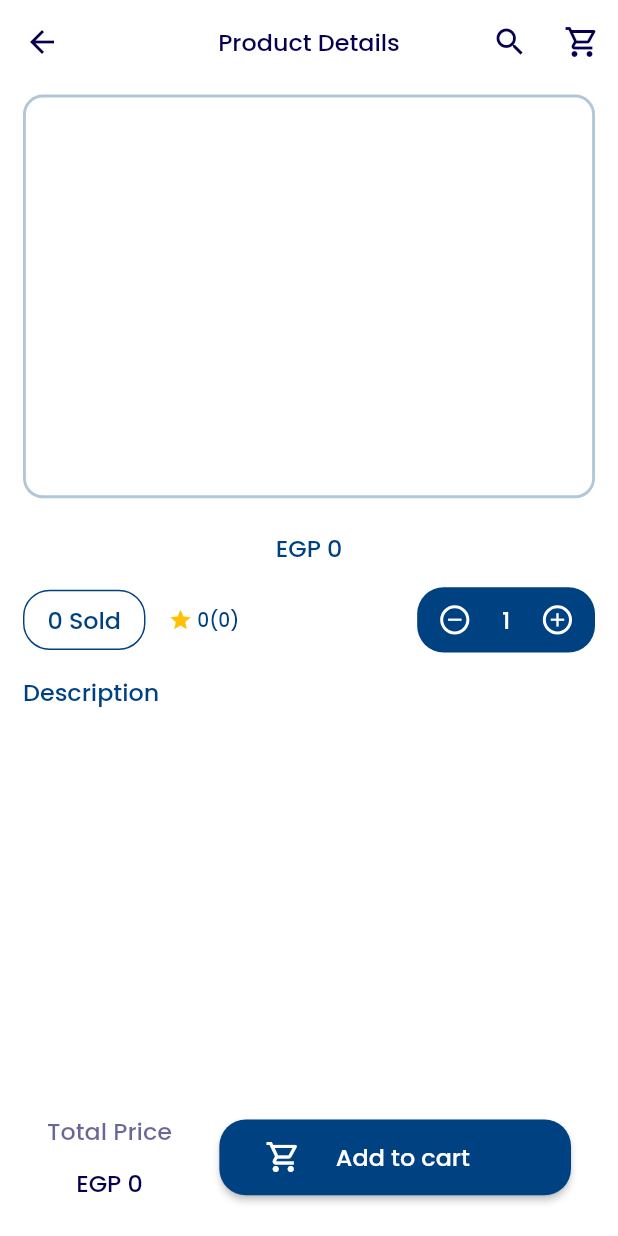
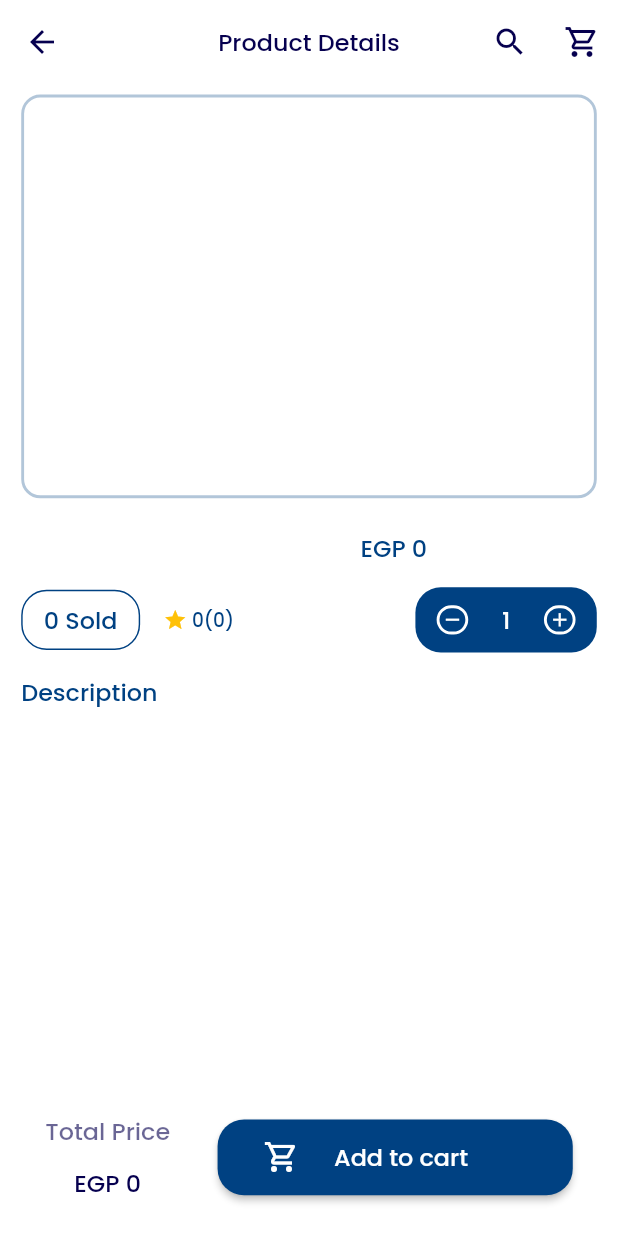
Before and after one commit to salmahossam094/e-commerce, a Flutter app: the ProductDetails screen opened directly with empty values, on a phone screen of 412 x 824 dp. Run offline on Flutter 3.47's test engine with Material 2 defaults, Android fonts, the phone set to English and light mode, and no system bars; drawn by our look-alikes of flutter_image_slideshow; our stand-ins replace awesome_dialog, bloc, cached_network_image, dartz, dio, equatable and 4 more; accounts and stored records are empty; network calls fail.

Commit message:
edit sizes

```diff
--- a/lib/features/cat_details/presentation/pages/cateDetails.dart
+++ b/lib/features/cat_details/presentation/pages/cateDetails.dart
@@ -149,6 +149,7 @@ class CatDetails extends StatelessWidget {
                                       children: CatCubit.get(context)
                                           .catDet
                                           .map((e) => ProductWidget(
+
                                                 // price: e.price.toString(),
                                                 // name: e.title ?? "",
                                                 // image: e.imageCover ?? '',
--- a/lib/features/product_details/presentation/pages/product_details.dart
+++ b/lib/features/product_details/presentation/pages/product_details.dart
@@ -1,6 +1,7 @@
 // ignore_for_file: must_be_immutable
 
 import 'package:awesome_dialog/awesome_dialog.dart';
+import 'package:cached_network_image/cached_network_image.dart';
 import 'package:e_commerce/config/routes/routes.dart';
 import 'package:e_commerce/core/utils/app_colors.dart';
 import 'package:e_commerce/core/utils/text_styles.dart';
@@ -115,14 +116,15 @@ class ProductDetails extends StatelessWidget {
               centerTitle: true,
             ),
             body: Padding(
-              padding: EdgeInsets.symmetric(vertical: 8.h, horizontal: 16.w),
+              padding:
+                  const EdgeInsets.symmetric(vertical: 8, horizontal: 16).r,
               child: Column(
                 crossAxisAlignment: CrossAxisAlignment.start,
                 mainAxisAlignment: MainAxisAlignment.start,
                 children: [
                   Container(
                     decoration: BoxDecoration(
-                        borderRadius: BorderRadius.circular(15.r),
+                        borderRadius: BorderRadius.circular(15.r).w,
                         border: Border.all(
                             color: const Color(0xff004182).withOpacity(.3),
                             width: 2.w)),
@@ -136,12 +138,19 @@ class ProductDetails extends StatelessWidget {
                         children: List.generate(
                           entity.images!.length,
                           (index) => ClipRRect(
-                            borderRadius: BorderRadius.circular(15.r),
-                            child: Image.network(
-                              entity.images![index],
+                            borderRadius: BorderRadius.circular(15.r).w,
+                            child: CachedNetworkImage(
+                              imageUrl: entity.images![index],
                               width: double.infinity.w,
                               height: 300.h,
                               fit: BoxFit.fill,
+                              progressIndicatorBuilder:
+                                  (context, url, downloadProgress) =>
+                                      CircularProgressIndicator(
+                                value: downloadProgress.progress,
+                              ),
+                              errorWidget: (context, url, error) =>
+                                  const Icon(Icons.error),
                             ),
                           ),
                         )),
@@ -160,7 +169,9 @@ class ProductDetails extends StatelessWidget {
                           maxLines: 2,
                         ),
                       ),
-                      const Spacer(),
+                      const Spacer(
+                        flex: 2,
+                      ),
                       Text(
                         "EGP ${entity.price.toString()}",
                         style:
@@ -174,12 +185,13 @@ class ProductDetails extends StatelessWidget {
                   Row(
                     children: [
                       Container(
-                        padding: EdgeInsets.symmetric(
-                            vertical: 8.h, horizontal: 16.w),
+                        padding: const EdgeInsets.symmetric(
+                                vertical: 8, horizontal: 16)
+                            .r,
                         decoration: BoxDecoration(
                             border: Border.all(
                                 width: 1.w, color: AppColors.primary),
-                            borderRadius: BorderRadius.circular(20.r)),
+                            borderRadius: BorderRadius.circular(20.r).w),
                         child: Text(
                           "${entity.sold.toString()} Sold",
                           style: poppins18W500()
@@ -202,11 +214,12 @@ class ProductDetails extends StatelessWidget {
                       const Spacer(),
                       Expanded(
                         child: Container(
-                          padding: EdgeInsets.symmetric(
-                              vertical: 11.h, horizontal: 16.w),
+                          padding: const EdgeInsets.symmetric(
+                                  vertical: 11, horizontal: 16)
+                              .r,
                           decoration: BoxDecoration(
                               color: const Color(0xff004182),
-                              borderRadius: BorderRadius.circular(20.r)),
+                              borderRadius: BorderRadius.circular(20.r).w),
                           child: Row(
                             mainAxisAlignment: MainAxisAlignment.spaceBetween,
                             children: [
@@ -222,13 +235,13 @@ class ProductDetails extends StatelessWidget {
                                   }
                                 },
                                 child: Container(
-                                  width: 22.r,
-                                  height: 22.r,
+                                  width: 22.w,
+                                  height: 22.h,
                                   decoration: BoxDecoration(
                                       border: Border.all(
-                                          width: 2, color: Colors.white),
+                                          width: 2.w, color: Colors.white),
                                       borderRadius:
-                                          BorderRadius.circular(11.r)),
+                                          BorderRadius.circular(11).w),
                                   child: const Center(
                                     child: Icon(
                                       Icons.remove,
@@ -268,13 +281,13 @@ class ProductDetails extends StatelessWidget {
                                   }
                                 },
                                 child: Container(
-                                  width: 22.r,
-                                  height: 22.r,
+                                  width: 22.w,
+                                  height: 22.h,
                                   decoration: BoxDecoration(
                                       border: Border.all(
-                                          width: 2, color: Colors.white),
+                                          width: 2.w, color: Colors.white),
                                       borderRadius:
-                                          BorderRadius.circular(11.r)),
+                                          BorderRadius.circular(11).w),
                                   child: const Center(
                                     child: Icon(
                                       Icons.add,
--- a/lib/main.dart
+++ b/lib/main.dart
@@ -4,9 +4,14 @@ import 'package:e_commerce/config/routes/routes.dart';
 import 'package:e_commerce/core/utils/cache_helper.dart';
 import 'package:e_commerce/core/utils/observer.dart';
 import 'package:flutter/material.dart';
+import 'package:flutter/services.dart';
 
 Future<void> main() async {
   WidgetsFlutterBinding.ensureInitialized();
+ await SystemChrome.setPreferredOrientations([
+    DeviceOrientation.portraitUp,
+    DeviceOrientation.portraitDown,
+  ]);
   await CacheHelper.init();
   Bloc.observer = MyBlocObserver();
   var user = CacheHelper.getData("User");
```
Also changed, not shown: lib/features/cart/presentation/pages/cart.dart (+36 -23 lines), lib/features/cat_details/presentation/widgets/product_widget.dart (+19 -5 lines), lib/features/home/presentation/manager/cubit.dart (+5 -2 lines), lib/features/home/presentation/pages/tabs/home_tab.dart (+16 -11 lines), lib/features/home/presentation/pages/tabs/profile.dart (+19 -0 lines), lib/features/home/presentation/widgets/wish_item_widget.dart (+7 -3 lines), pubspec.yaml (+10 -1 lines), pubspec.lock, 16 other files.
